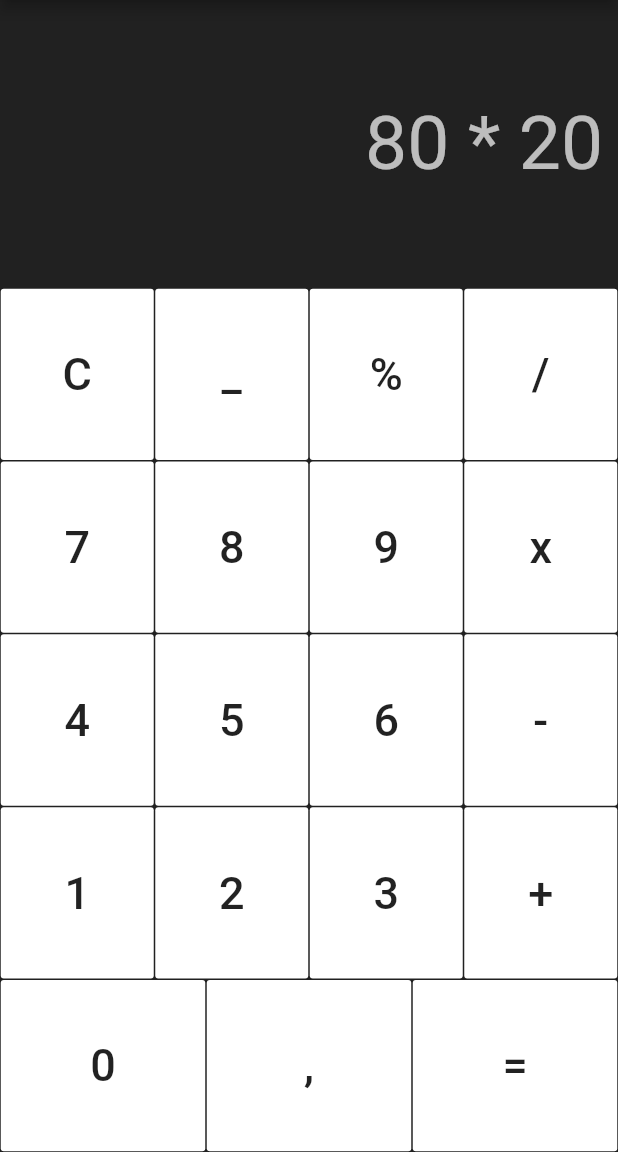
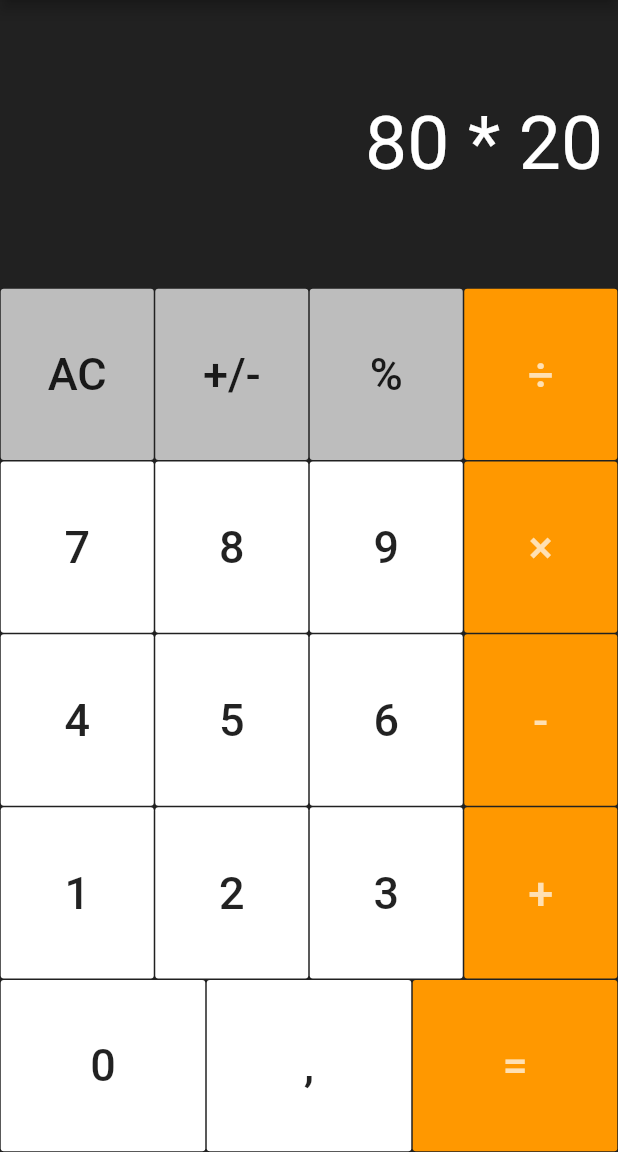
Before and after one commit to mobileappdevhm/calc-orb1005, a Flutter app: the screen it shows after launch, on a phone screen of 412 x 824 dp, the part 84-1236 px from its top. Run offline on Flutter 3.47's test engine with Material 2 defaults, Android fonts, the phone set to English and light mode, and no system bars.

Commit message:
minor design updates

```diff
--- a/lib/main.dart
+++ b/lib/main.dart
@@ -38,7 +38,7 @@ class _MyHomePageState extends State<MyHomePage> {
                 alignment: Alignment.centerRight,
                 child: new Text(
                   "80 * 20",
-                  style: new TextStyle(fontSize: 50.0, color: Colors.white70),
+                  style: new TextStyle(fontSize: 50.0, color: Colors.white),
                 ),
               ),
             ),
@@ -49,11 +49,11 @@ class _MyHomePageState extends State<MyHomePage> {
               color: Colors.black87,
               child: new Column(
                 children: <Widget>[
-                  makeButtons("C_%/"),
-                  makeButtons("789x"),
-                  makeButtons("456-"),
-                  makeButtons("123+"),
-                  makeButtons("0,=")
+                  makeButtons("AC|+/-|%|÷"),
+                  makeButtons("7|8|9|×"),
+                  makeButtons("4|5|6|-"),
+                  makeButtons("1|2|3|+"),
+                  makeButtons("0|,|=")
                 ],
               ),
             ),
@@ -64,21 +64,36 @@ class _MyHomePageState extends State<MyHomePage> {
   }
 
   Widget makeButtons(String row) {
-    List<String> token = row.split("");
+    List<String> token = row.split("|");
     return new Expanded(
       flex: 1,
       child: new Row(
         crossAxisAlignment: CrossAxisAlignment.stretch,
-        children: token.map((e) => new CalcButton(keyvalue: e)).toList(),
+        children: token.map((e) => new CalcButton(e)).toList(),
       ),
     );
   }
 }
 
 class CalcButton extends StatelessWidget {
-  CalcButton({this.keyvalue});
+  CalcButton(String keyvalue) {
+    this.keyvalue = keyvalue;
 
-  final String keyvalue;
+    if (keyvalue == '÷' ||
+        keyvalue == '×' ||
+        keyvalue == '-' ||
+        keyvalue == '+' ||
+        keyvalue == '=') {
+      fontColor = Colors.white70;
+      buttonColor = Colors.orange;
+    } else if (keyvalue == 'AC' || keyvalue == '+/-' || keyvalue == '%') {
+      buttonColor = Colors.white70;
+    }
+  }
+
+  String keyvalue;
+  Color fontColor = Colors.black87;
+  Color buttonColor = Colors.white;
 
   @override
   Widget build(BuildContext context) {
@@ -86,11 +101,11 @@ class CalcButton extends StatelessWidget {
       child: new Container(
         margin: const EdgeInsets.all(0.5),
         child: new FlatButton(
-            color: Colors.white,
+            color: buttonColor,
             child: new Center(
               child: new Text(
                 keyvalue,
-                style: new TextStyle(fontSize: 30.0),
+                style: new TextStyle(fontSize: 30.0, color: fontColor),
               ),
             ),
             onPressed: () {}),
```
